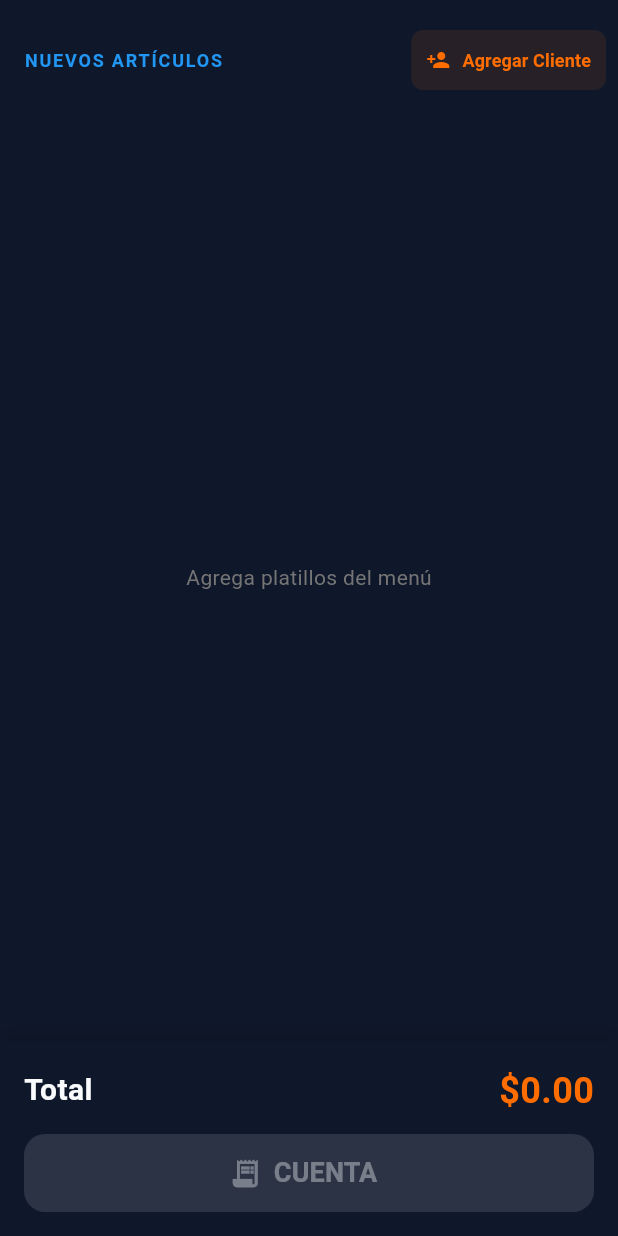
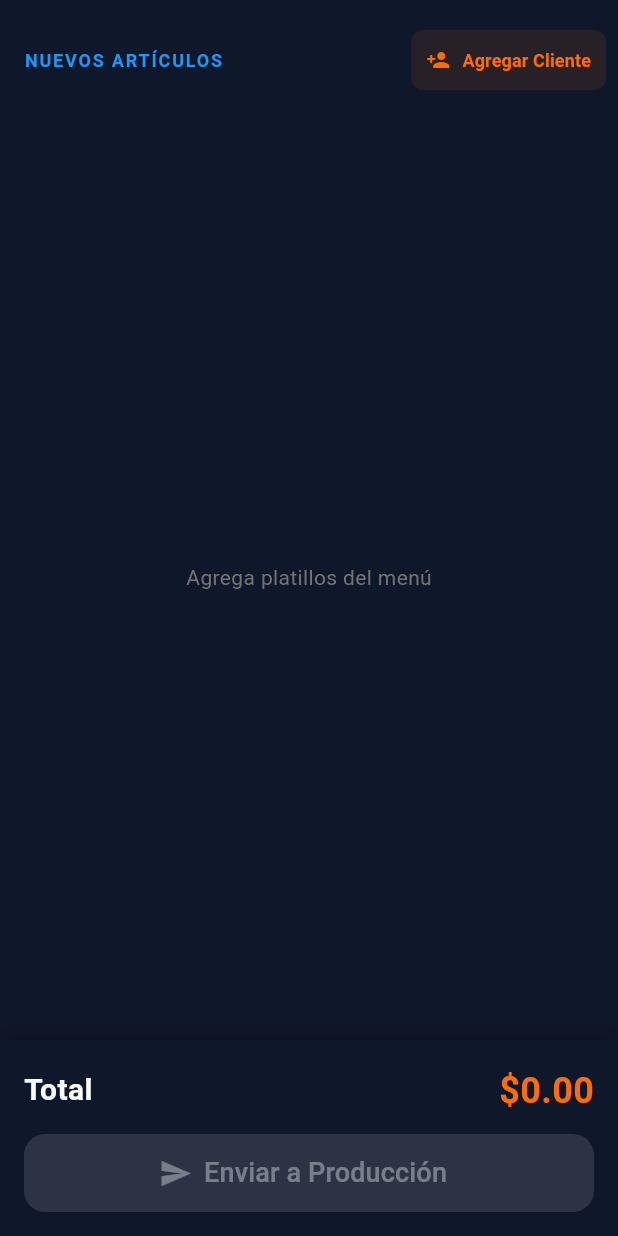
Before and after one commit to gorditasmh2020rigoberto/restaurant, a Flutter app: the OrderSummaryWidget widget shown alone on an empty page, opened directly with empty values, on a phone screen of 412 x 824 dp. Run offline on Flutter 3.47's test engine with Material 3 defaults, Android fonts, the phone set to English and light mode, and no system bars; our stand-ins replace audioplayers, image_picker, pdf, printing, shared_preferences, supabase_flutter; missing offline and left inert: dart:html; accounts and stored records are empty; key blocks and very long unbroken strings in the code were emptied for the run.

Commit message:
fix: quitar botón CUENTA y mostrar Enviar a Producción directamente
Elimina el paso intermedio de CUENTA que ocultaba el botón principal,
dejando Enviar a Producción siempre visible en la pantalla.

Co-Authored-By: Claude Sonnet 4.6 <noreply@anthropic.com>

```diff
--- a/lib/widgets/order_summary.dart
+++ b/lib/widgets/order_summary.dart
@@ -30,7 +30,6 @@ class OrderSummaryWidget extends StatefulWidget {
 
 class _OrderSummaryWidgetState extends State<OrderSummaryWidget> {
   bool _isSubmitting = false;
-  bool _showEnviarProduccion = false;
   List<Map<String, dynamic>> _existingItems = [];
 
   @override
@@ -219,7 +218,6 @@ class _OrderSummaryWidgetState extends State<OrderSummaryWidget> {
 
       if (mounted) {
         cart.clearCart();
-        setState(() => _showEnviarProduccion = false);
         showDialog(
           context: context,
           builder: (context) => AlertDialog(
@@ -767,33 +765,8 @@ class _OrderSummaryWidgetState extends State<OrderSummaryWidget> {
               ),
               const SizedBox(height: 12),
 
-              // Botón CUENTA — siempre visible, revela "Enviar a Producción"
               ElevatedButton.icon(
-                onPressed: cart.items.isEmpty
-                    ? null
-                    : () => setState(() => _showEnviarProduccion = !_showEnviarProduccion),
-                icon: Icon(
-                  _showEnviarProduccion ? Icons.expand_less : Icons.receipt_long,
-                  size: 22,
-                ),
-                label: Text(
-                  _showEnviarProduccion ? 'Ocultar' : 'CUENTA',
-                  style: const TextStyle(fontSize: 18, fontWeight: FontWeight.bold),
-                ),
-                style: ElevatedButton.styleFrom(
-                  minimumSize: const Size.fromHeight(52),
-                  backgroundColor: const Color(0xFF1E40AF),
-                  foregroundColor: Colors.white,
-                  shape: RoundedRectangleBorder(
-                      borderRadius: BorderRadius.circular(14)),
-                ),
-              ),
-
-              // Botón ENVIAR A PRODUCCIÓN — solo aparece tras presionar CUENTA
-              if (_showEnviarProduccion) ...[
-                const SizedBox(height: 8),
-                ElevatedButton.icon(
-                  onPressed: (_isSubmitting || widget.waiterId == null)
+                onPressed: (_isSubmitting || widget.waiterId == null || cart.items.isEmpty)
                     ? null
                     : () => _submitOrder(cart),
                 icon: _isSubmitting
@@ -818,7 +791,6 @@ class _OrderSummaryWidgetState extends State<OrderSummaryWidget> {
                 ),
               ),
             ],
-            ],
           ),
         ),
       ],
```
Lines whose indentation alone changed are shown as unchanged.
